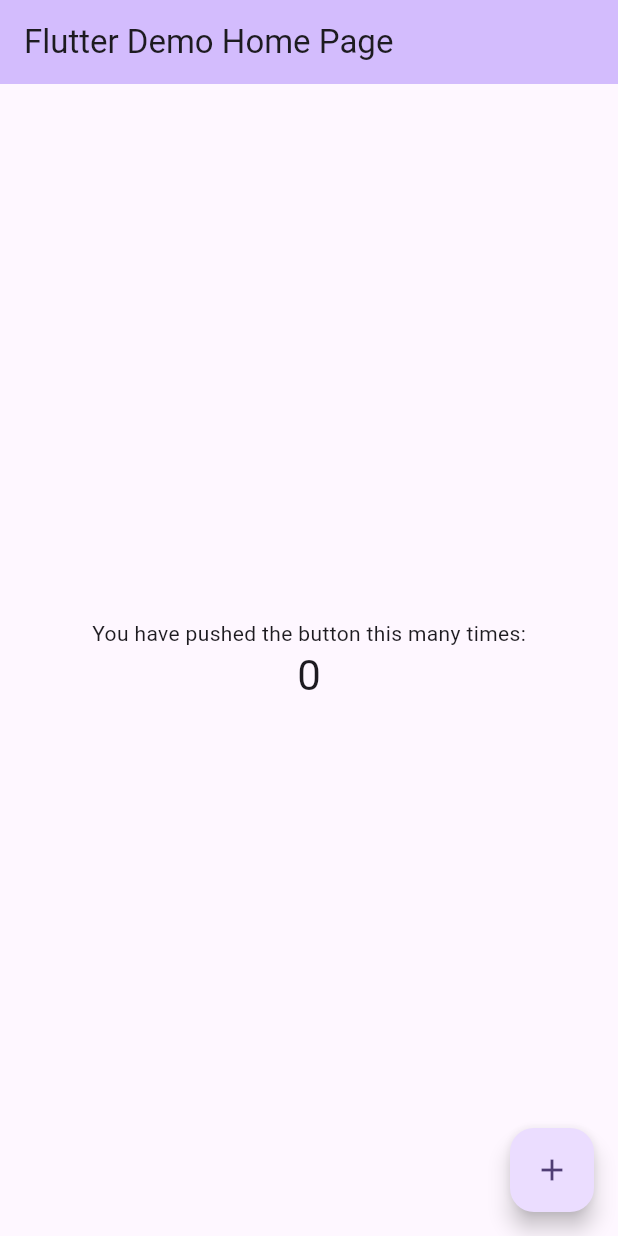
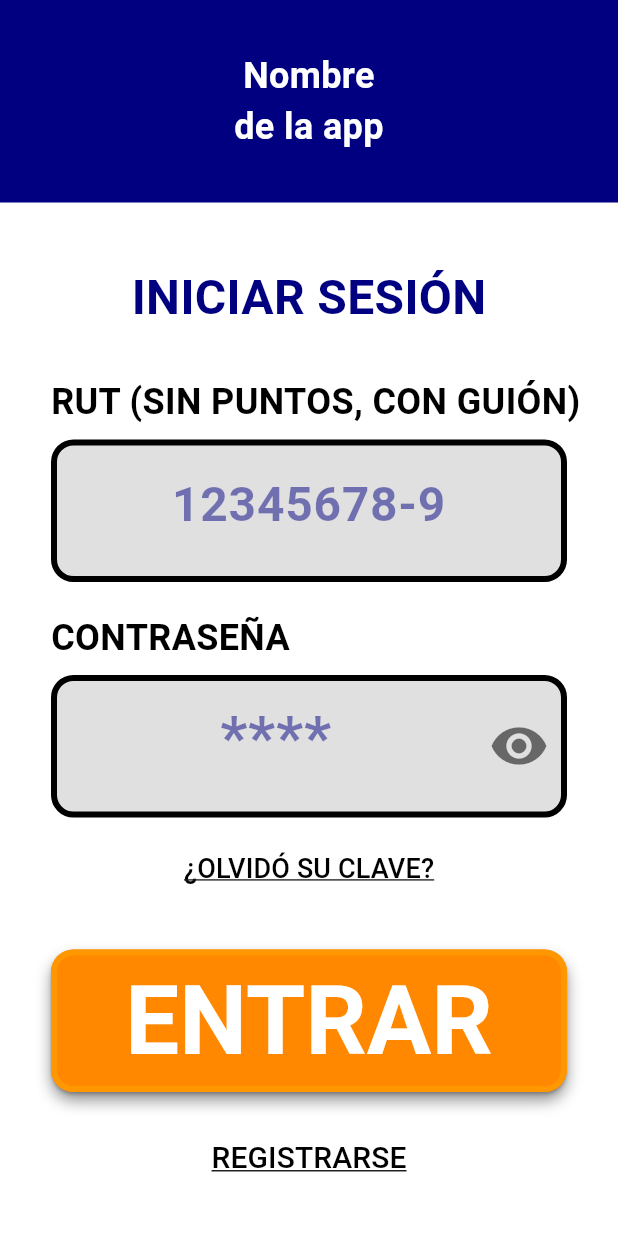
Before and after one commit to velaskovsy/Seremi-Adultos-mayores, a Flutter app: the screen it shows after launch, on a phone screen of 412 x 824 dp. Run offline on Flutter 3.47's test engine with Material 3 defaults, Android fonts, the phone set to English and light mode, and no system bars.

Commit message:
Implementación de patrón de arquitectura MVVM y avance en pantalla de Inicio de Sesión

```diff
--- a/lib/main.dart
+++ b/lib/main.dart
@@ -1,4 +1,33 @@
+
 import 'package:flutter/material.dart';
+import 'package:provider/provider.dart';
+import 'viewmodels/login_viewmodel.dart';
+import 'views/login/login_screen.dart';
+
+void main() {
+  runApp(
+    ChangeNotifierProvider(
+      create: (_) => LoginViewModel(),
+      child: const MyApp(),
+    ),
+  );
+}
+
+class MyApp extends StatelessWidget {
+  const MyApp({Key? key}) : super(key: key);
+
+  @override
+  Widget build(BuildContext context) {
+    return MaterialApp(
+      title: 'Seremi Adultos Mayores',
+      debugShowCheckedModeBanner: false,
+      home: LoginScreen(),
+    );
+  }
+}
+
+
+/*import 'package:flutter/material.dart';
 
 void main() {
   runApp(const MyApp());
@@ -28,9 +57,9 @@
         //
         // This works for code too, not just values: Most code changes can be
         // tested with just a hot reload.
-        colorScheme: .fromSeed(seedColor: Colors.deepPurple),
+        colorScheme: .fromSeed(seedColor: Colors.lightBlue),
       ),
-      home: const MyHomePage(title: 'Flutter Demo Home Page'),
+      home: const MyHomePage(title: 'TF is this'),
     );
   }
 }
@@ -119,4 +148,4 @@
       ),
     );
   }
-}
+}*/
--- /dev/null
+++ b/lib/viewmodels/login_viewmodel.dart
@@ -0,0 +1,92 @@
+import 'package:flutter/material.dart';
+
+class LoginViewModel extends ChangeNotifier {
+  // Las variables se escriben con un _ porque son privadas
+  String _rut = '';
+  String _pin = '';
+  bool _isLoading = false;
+  bool _pinVisible = false;
+  String? _errorRut;
+  String? _errorPin;
+
+  // Getters (la View solo puede leer)
+  bool get isLoading => _isLoading;
+  bool get pinVisible => _pinVisible;
+  String? get errorRut => _errorRut;
+  String? get errorPin => _errorPin;
+
+  // Actualiza el RUT mientras el usuario escribe
+  void setRut(String value) {
+    _rut = value;
+    _errorRut = null; // Limpia el error al volver a escribir
+    notifyListeners();
+  }
+
+  // Actualiza el PIN, el cual solo acepta números y máximo 4 dígitos
+  void setPin(String value) {
+    if (value.length <= 4 && RegExp(r'^\d*$').hasMatch(value)) {
+      _pin = value;
+      _errorPin = null; // Limpia el error al volver a escribir
+      notifyListeners();
+    }
+  }
+
+  // Muestra u oculta el PIN
+  void togglePinVisible() {
+    _pinVisible = !_pinVisible;
+    notifyListeners();
+  }
+
+  // Valida el formato del RUT
+  bool _validarRut() {
+    if (_rut.isEmpty) {
+      _errorRut = 'Ingrese su RUT';
+      return false;
+    }
+    if (!_rut.contains('-') || _rut.length < 9) {
+      _errorRut = 'Formato inválido.';
+      return false;
+    }
+    return true;
+  }
+
+  // Valida que el PIN tenga exactamente 4 dígitos
+  bool _validarPin() {
+    if (_pin.isEmpty) {
+      _errorPin = 'Ingrese su contraseña';
+      return false;
+    }
+    if (_pin.length != 4) {
+      _errorPin = 'La contraseña debe tener 4 números.';
+      return false;
+    }
+    return true;
+  }
+
+  // Lógica principal del login
+  Future<void> login() async {
+    // Limpia errores anteriores
+    _errorRut = null;
+    _errorPin = null;
+
+    // Valida ambos campos antes de llamar al servidor
+    final rutValido = _validarRut();
+    final pinValido = _validarPin();
+
+    if (!rutValido || !pinValido) {
+      notifyListeners();
+      return;
+    }
+
+    // Todo válido: muestra loading y llama al servidor
+    _isLoading = true;
+    notifyListeners();
+
+    // TODO: reemplazar con llamada real a Railway
+    // final usuario = await _authService.login(_rut, _pin);
+    await Future.delayed(const Duration(seconds: 2)); // Simulación temporal
+
+    _isLoading = false;
+    notifyListeners();
+  }
+}
--- /dev/null
+++ b/lib/views/login/login_screen.dart
@@ -0,0 +1,161 @@
+import 'package:flutter/material.dart';
+import 'package:provider/provider.dart';
+import '../../../viewmodels/login_viewmodel.dart';
+import 'widgets/login_input_field.dart';
+
+class LoginScreen extends StatelessWidget {
+  @override
+  Widget build(BuildContext context) {
+    // Escucha al ViewModel: cuando llama notifyListeners(), esta pantalla se redibuja
+    final vm = Provider.of<LoginViewModel>(context);
+
+    return Scaffold(
+      backgroundColor: Colors.white,
+      body: SingleChildScrollView(
+        child: Column(
+          children: [
+
+            // HEADER
+            Container(
+              width: 412,
+              height: 135,
+              color: const Color(0xFF000080),
+              alignment: Alignment.center,
+              child: const Text(
+                'Nombre\nde la app',
+                textAlign: TextAlign.center,
+                style: TextStyle(
+                  fontFamily: 'Roboto',
+                  fontSize: 24,
+                  color: Colors.white,
+                  fontWeight: FontWeight.bold,
+                ),
+              ),
+            ),
+
+            const SizedBox(height: 40),
+
+            // texto INICIAR SESIÓN
+            const Text(
+              'INICIAR SESIÓN',
+              style: TextStyle(
+                fontFamily: 'Roboto',
+                fontSize: 32,
+                fontWeight: FontWeight.bold,
+                color: Color(0xFF000080),
+              ),
+            ),
+
+            const SizedBox(height: 30),
+
+            // CAMPO RUT
+            LoginInputField(
+              label: 'RUT (SIN PUNTOS, CON GUIÓN)',
+              hint: '12345678-9',
+              isPassword: false,
+              errorText: vm.errorRut,       // muestra error si hay
+              onChanged: vm.setRut,         // delega al ViewModel
+              verticalPadding: 24,
+              hintFontSize: 32,
+            ),
+
+            // Esto sirve para dar un espacio vertical entre elementos, si se cambia las cajas de los
+            // inputs se van a "pegar" más
+            const SizedBox(height: 20),
+
+            // CAMPO CONTRASEÑA (PIN)
+            LoginInputField(
+              label: 'CONTRASEÑA',
+              hint: '****',
+              isPassword: true,
+              passwordVisible: vm.pinVisible,
+              errorText: vm.errorPin,
+              onChanged: vm.setPin,
+              onToggleVisibility: vm.togglePinVisible,
+              verticalPadding: 20,
+              hintFontSize: 40,
+            ),
+
+            const SizedBox(height: 10),
+
+            // Opción de ¿OLVIDÓ SU CLAVE?
+            TextButton(
+              onPressed: () {
+                // TODO: navegar a pantalla de recuperación
+              },
+              child: const Text(
+                '¿OLVIDÓ SU CLAVE?',
+                style: TextStyle(
+                  decoration: TextDecoration.underline,
+                  color: Colors.black,
+                  fontSize: 18,
+                ),
+              ),
+            ),
+
+            const SizedBox(height: 30),
+
+            // Botón ENTRAR
+            Container(
+              decoration: BoxDecoration(
+                borderRadius: BorderRadius.circular(15),
+                boxShadow: [
+                  BoxShadow(
+                    color: Colors.black.withOpacity(0.4), // intensidad de la sombra
+                    offset: const Offset(0, 6),           // posición (x, y)
+                    blurRadius: 8,                        // qué tan difusa
+                  ),
+                ],
+              ),
+              child: SizedBox(
+                width: 344,
+                height: 95,
+                child: ElevatedButton(
+                  style: ElevatedButton.styleFrom(
+                    backgroundColor: Color(0xFFFF8800),
+                    shape: RoundedRectangleBorder(
+                      borderRadius: BorderRadius.circular(15),
+                      side: const BorderSide(color: Colors.orange, width: 4),
+                    ),
+                  ),
+                  // Si está cargando, deshabilita el botón
+                  onPressed: vm.isLoading ? null : vm.login,
+                  child: vm.isLoading
+                      ? const CircularProgressIndicator(color: Colors.white)
+                      : const Text(
+                    'ENTRAR',
+                    style: TextStyle(
+                      fontFamily: 'Roboto',
+                      fontSize: 64,
+                      color: Colors.white,
+                      fontWeight: FontWeight.bold,
+                    ),
+                  ),
+                ),
+              ),
+            ),
+
+            const SizedBox(height: 20),
+
+            // Opción de REGISTRARSE
+            TextButton(
+              onPressed: () {
+                // TODO: navegar a pantalla de registro
+              },
+              child: const Text(
+                'REGISTRARSE',
+                style: TextStyle(
+                  decoration: TextDecoration.underline,
+                  color: Colors.black,
+                  fontSize: 20,
+                ),
+              ),
+            ),
+
+            const SizedBox(height: 30),
+          ],
+        ),
+      ),
+    );
+  }
+}
--- /dev/null
+++ b/lib/views/login/widgets/login_input_field.dart
@@ -0,0 +1,121 @@
+import 'package:flutter/material.dart';
+import 'package:flutter/services.dart';
+
+class LoginInputField extends StatelessWidget {
+  final String label;
+  final String hint;
+  final bool isPassword;
+  final bool passwordVisible;       // Solo se usa si isPassword es true
+  final String? errorText;          // Muestra error debajo del campo
+  final Function(String) onChanged;
+  final VoidCallback? onToggleVisibility; // Solo se usa si isPassword es true
+  final double verticalPadding;
+  final double hintFontSize;
+
+  const LoginInputField({
+    Key? key,
+    required this.label,
+    required this.hint,
+    required this.isPassword,
+    required this.onChanged,
+    this.passwordVisible = false,
+    this.errorText,
+    this.onToggleVisibility,
+    this.verticalPadding = 28,
+    this.hintFontSize = 32,
+  }) : super(key: key);
+
+  @override
+  Widget build(BuildContext context) {
+    return Column(
+      crossAxisAlignment: CrossAxisAlignment.start,
+      children: [
+        // Etiqueta encima del campo
+        Padding(
+          padding: const EdgeInsets.only(left: 34, bottom: 8),
+          child: Text(
+            label,
+            style: const TextStyle(
+              fontFamily: 'Roboto',
+              fontSize: 24,
+              fontWeight: FontWeight.bold,
+              color: Colors.black,
+            ),
+          ),
+        ),
+
+        // Campo de texto
+        Center(
+          child: Container(
+            width: 344,
+            height: 95,
+            decoration: BoxDecoration(
+              color: const Color(0xFFE0E0E0),
+              borderRadius: BorderRadius.circular(15),
+              border: Border.all(color: Colors.black, width: 4),
+            ),
+            child: TextField(
+              obscureText: isPassword && !passwordVisible,
+              textAlign: TextAlign.center,
+              // PIN: solo números. RUT: teclado normal
+              keyboardType: isPassword
+                  ? TextInputType.number
+                  : TextInputType.text,
+              // PIN: máximo 4 caracteres
+              inputFormatters: isPassword
+                  ? [
+                FilteringTextInputFormatter.digitsOnly,
+                LengthLimitingTextInputFormatter(4),
+              ]
+                  : [],
+              style: const TextStyle(
+                fontSize: 32,
+                color: Color(0xFF000080),
+                fontWeight: FontWeight.bold,
+              ),
+              onChanged: onChanged,
+              decoration: InputDecoration(
+                hintText: hint,
+                hintStyle: TextStyle(
+                  fontSize: hintFontSize,
+                  color: const Color(0xFF000080).withOpacity(0.5),
+                ),
+                border: InputBorder.none,
+                contentPadding: EdgeInsets.symmetric(
+                    horizontal: 16,
+                    vertical: verticalPadding,
+                ),
+                // Ícono de ojo solo en el campo de contraseña
+                suffixIcon: isPassword
+                    ? IconButton(
+                  icon: Icon(
+                    passwordVisible
+                        ? Icons.visibility_off
+                        : Icons.visibility,
+                    color: Colors.black54,
+                    size: 40,
+                  ),
+                  onPressed: onToggleVisibility,
+                )
+                    : null,
+              ),
+            ),
+          ),
+        ),
+
+        // Mensaje de error debajo del campo
+        if (errorText != null)
+          Padding(
+            padding: const EdgeInsets.only(left: 34, top: 6),
+            child: Text(
+              errorText!,
+              style: TextStyle(
+                color: Colors.red,
+                fontSize: 24,
+              ),
+            ),
+          ),
+      ],
+    );
+  }
+}
--- a/pubspec.yaml
+++ b/pubspec.yaml
@@ -34,6 +34,7 @@
   # The following adds the Cupertino Icons font to your application.
   # Use with the CupertinoIcons class for iOS style icons.
   cupertino_icons: ^1.0.8
+  provider: ^6.1.2
 
 dev_dependencies:
   flutter_test:
```
Also changed, not shown: lib/models/user_model.dart (added), pubspec.lock.
